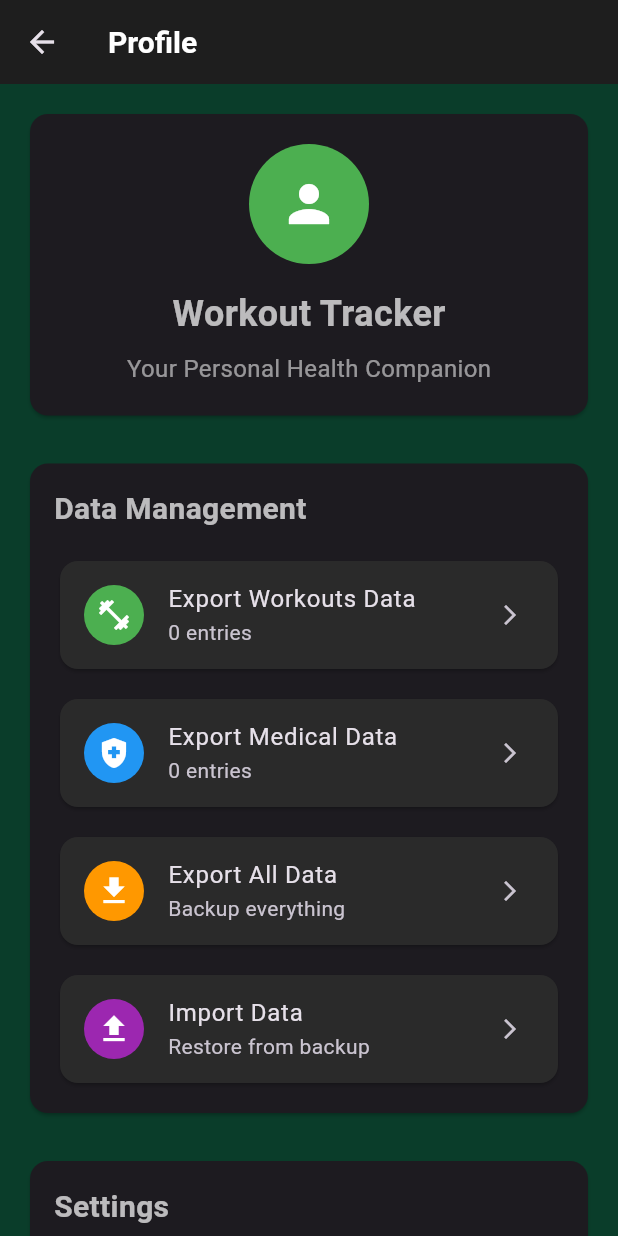
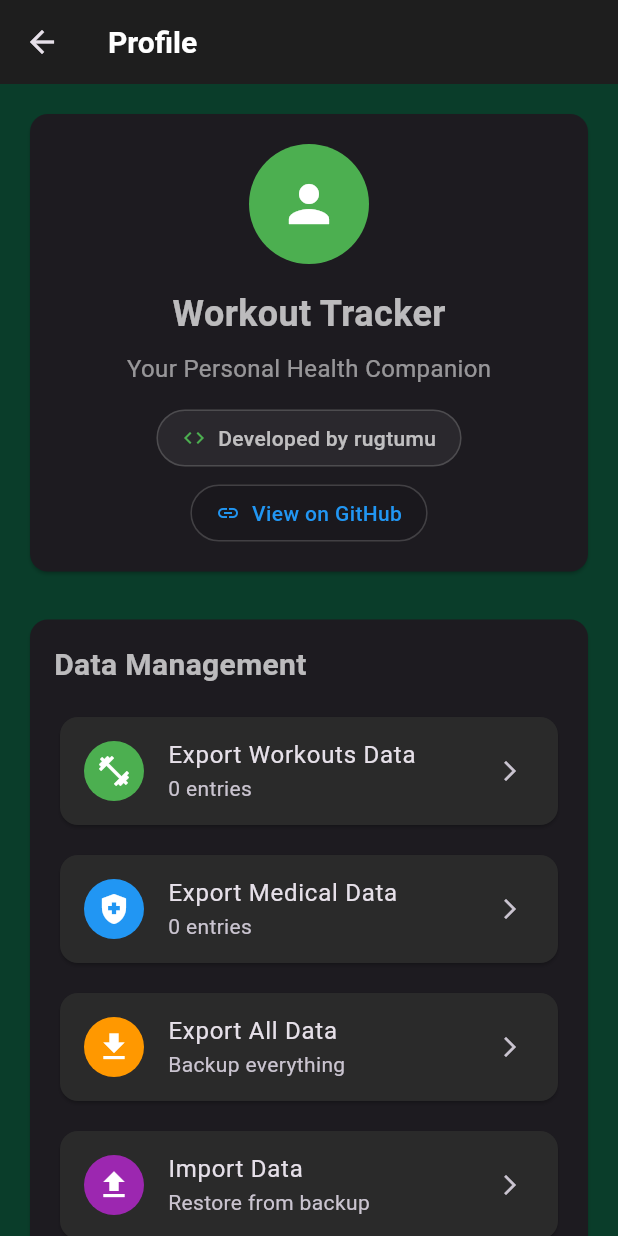
Before and after one commit to rugtumu/Workout-Tracker, a Flutter app: the ProfileScreen screen opened directly, on a phone screen of 412 x 824 dp. Run offline on Flutter 3.47's test engine with Material 3 defaults, Android fonts, the phone set to English and light mode, and no system bars; our stand-ins replace file_picker, fl_chart, flutter_secure_storage, share_plus, shared_preferences, sqflite_sqlcipher; accounts and stored records are empty.

Commit message:
Added developer name and github link of the project to the Profile page

```diff
--- a/lib/screens/profile_screen.dart
+++ b/lib/screens/profile_screen.dart
@@ -7,6 +7,7 @@ import 'package:workout_tracker/utils/export_helper.dart';
 import 'package:workout_tracker/utils/import_helper.dart';
 import 'dart:convert';
 import 'package:workout_tracker/screens/welcome_screen.dart';
+import 'package:url_launcher/url_launcher.dart';
 
 class ProfileScreen extends StatelessWidget {
   const ProfileScreen({super.key});
@@ -20,7 +21,7 @@ class ProfileScreen extends StatelessWidget {
       body: ListView(
         padding: const EdgeInsets.all(16),
         children: [
-          _buildProfileHeader(),
+          _buildProfileHeader(context),
           const SizedBox(height: 24),
           _buildDataSection(context),
           const SizedBox(height: 24),
@@ -30,7 +31,7 @@ class ProfileScreen extends StatelessWidget {
     );
   }
 
-  Widget _buildProfileHeader() {
+  Widget _buildProfileHeader(BuildContext context) {
     return Card(
       child: Padding(
         padding: const EdgeInsets.all(20),
@@ -59,6 +60,65 @@ class ProfileScreen extends StatelessWidget {
               style: TextStyle(
                 color: Colors.white54,
                 fontSize: 16,
+              ),
+            ),
+            const SizedBox(height: 16),
+            Container(
+              padding: const EdgeInsets.symmetric(horizontal: 16, vertical: 8),
+              decoration: BoxDecoration(
+                color: Colors.grey.withOpacity(0.1),
+                borderRadius: BorderRadius.circular(20),
+                border: Border.all(color: Colors.grey.withOpacity(0.3)),
+              ),
+              child: Row(
+                mainAxisSize: MainAxisSize.min,
+                children: [
+                  const Icon(
+                    Icons.code,
+                    size: 16,
+                    color: Colors.green,
+                  ),
+                  const SizedBox(width: 8),
+                  const Text(
+                    'Developed by rugtumu',
+                    style: TextStyle(
+                      color: Colors.white70,
+                      fontSize: 14,
+                      fontWeight: FontWeight.w500,
+                    ),
+                  ),
+                ],
+              ),
+            ),
+            const SizedBox(height: 12),
+            InkWell(
+              onTap: () => _openGitHub(context),
+              child: Container(
+                padding: const EdgeInsets.symmetric(horizontal: 16, vertical: 8),
+                decoration: BoxDecoration(
+                  color: Colors.black.withOpacity(0.1),
+                  borderRadius: BorderRadius.circular(20),
+                  border: Border.all(color: Colors.grey.withOpacity(0.3)),
+                ),
+                child: Row(
+                  mainAxisSize: MainAxisSize.min,
+                  children: [
+                    const Icon(
+                      Icons.link,
+                      size: 16,
+                      color: Colors.blue,
+                    ),
+                    const SizedBox(width: 8),
+                    const Text(
+                      'View on GitHub',
+                      style: TextStyle(
+                        color: Colors.blue,
+                        fontSize: 14,
+                        fontWeight: FontWeight.w500,
+                      ),
+                    ),
+                  ],
+                ),
               ),
             ),
           ],
@@ -584,4 +644,17 @@ class ProfileScreen extends StatelessWidget {
       ),
     );
   }
+
+  void _openGitHub(BuildContext context) async {
+    final Uri url = Uri.parse('https://github.com/rugtumu/Workout-Tracker');
+    if (await canLaunchUrl(url)) {
+      await launchUrl(url, mode: LaunchMode.externalApplication);
+    } else {
+      if (context.mounted) {
+        ScaffoldMessenger.of(context).showSnackBar(
+          const SnackBar(content: Text('Could not open GitHub link')),
+        );
+      }
+    }
+  }
 }
--- a/pubspec.yaml
+++ b/pubspec.yaml
@@ -34,6 +34,9 @@ dependencies:
   shared_preferences: ^2.2.2
   flutter_secure_storage: ^9.2.4
 
+  # URL Launcher
+  url_launcher: ^6.2.4
+
 dev_dependencies:
   flutter_test:
     sdk: flutter
```
Also changed, not shown: pubspec.lock, 1 other file.
